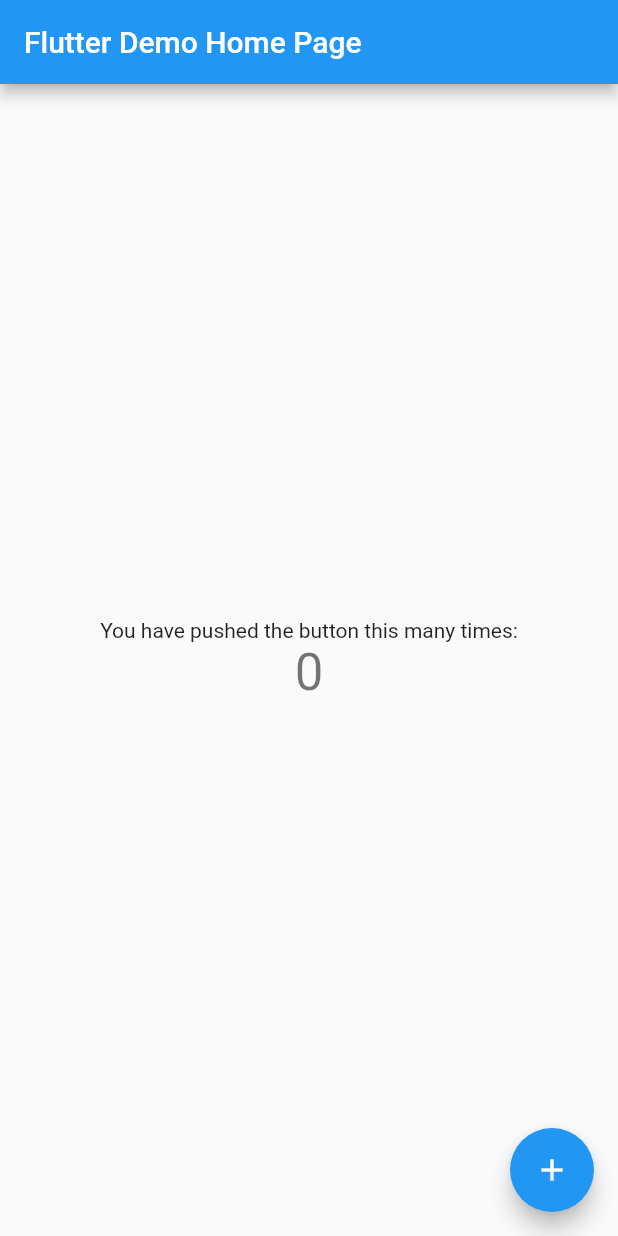
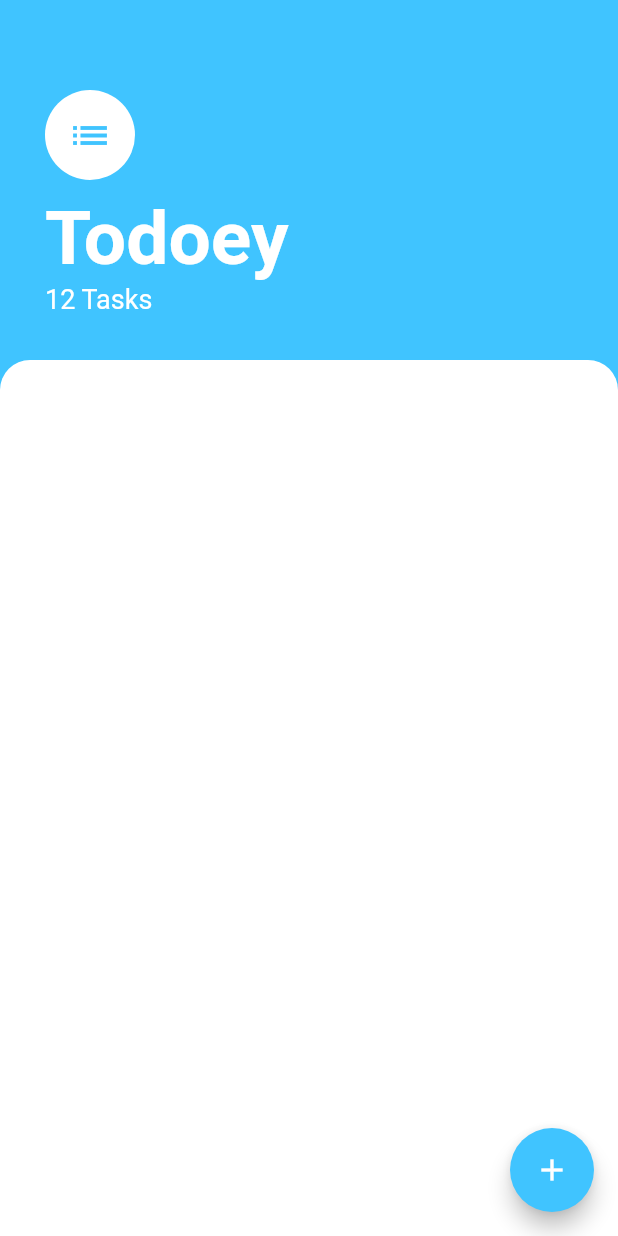
Before and after one commit to keigo194547/Flutter_State_Management, a Flutter app: the screen it shows after launch, on a phone screen of 412 x 824 dp. Run offline on Flutter 3.47's test engine with Material 2 defaults, Android fonts, the phone set to English and light mode, and no system bars.

Commit message:
アプリのデザイン

```diff
--- a/lib/main.dart
+++ b/lib/main.dart
@@ -1,4 +1,5 @@
 import 'package:flutter/material.dart';
+import 'package:flutter_state_management/screens/task_screen.dart';
 
 void main() {
   runApp(MyApp());
@@ -9,105 +10,7 @@
   @override
   Widget build(BuildContext context) {
     return MaterialApp(
-      title: 'Flutter Demo',
-      theme: ThemeData(
-        // This is the theme of your application.
-        //
-        // Try running your application with "flutter run". You'll see the
-        // application has a blue toolbar. Then, without quitting the app, try
-        // changing the primarySwatch below to Colors.green and then invoke
-        // "hot reload" (press "r" in the console where you ran "flutter run",
-        // or simply save your changes to "hot reload" in a Flutter IDE).
-        // Notice that the counter didn't reset back to zero; the application
-        // is not restarted.
-        primarySwatch: Colors.blue,
-      ),
-      home: MyHomePage(title: 'Flutter Demo Home Page'),
+      home: TasksScreen(),
     );
   }
 }
-
-class MyHomePage extends StatefulWidget {
-  MyHomePage({Key key, this.title}) : super(key: key);
-
-  // This widget is the home page of your application. It is stateful, meaning
-  // that it has a State object (defined below) that contains fields that affect
-  // how it looks.
-
-  // This class is the configuration for the state. It holds the values (in this
-  // case the title) provided by the parent (in this case the App widget) and
-  // used by the build method of the State. Fields in a Widget subclass are
-  // always marked "final".
-
-  final String title;
-
-  @override
-  _MyHomePageState createState() => _MyHomePageState();
-}
-
-class _MyHomePageState extends State<MyHomePage> {
-  int _counter = 0;
-
-  void _incrementCounter() {
-    setState(() {
-      // This call to setState tells the Flutter framework that something has
-      // changed in this State, which causes it to rerun the build method below
-      // so that the display can reflect the updated values. If we changed
-      // _counter without calling setState(), then the build method would not be
-      // called again, and so nothing would appear to happen.
-      _counter++;
-    });
-  }
-
-  @override
-  Widget build(BuildContext context) {
-    // This method is rerun every time setState is called, for instance as done
-    // by the _incrementCounter method above.
-    //
-    // The Flutter framework has been optimized to make rerunning build methods
-    // fast, so that you can just rebuild anything that needs updating rather
-    // than having to individually change instances of widgets.
-    return Scaffold(
-      appBar: AppBar(
-        // Here we take the value from the MyHomePage object that was created by
-        // the App.build method, and use it to set our appbar title.
-        title: Text(widget.title),
-      ),
-      body: Center(
-        // Center is a layout widget. It takes a single child and positions it
-        // in the middle of the parent.
-        child: Column(
-          // Column is also a layout widget. It takes a list of children and
-          // arranges them vertically. By default, it sizes itself to fit its
-          // children horizontally, and tries to be as tall as its parent.
-          //
-          // Invoke "debug painting" (press "p" in the console, choose the
-          // "Toggle Debug Paint" action from the Flutter Inspector in Android
-          // Studio, or the "Toggle Debug Paint" command in Visual Studio Code)
-          // to see the wireframe for each widget.
-          //
-          // Column has various properties to control how it sizes itself and
-          // how it positions its children. Here we use mainAxisAlignment to
-          // center the children vertically; the main axis here is the vertical
-          // axis because Columns are vertical (the cross axis would be
-          // horizontal).
-          mainAxisAlignment: MainAxisAlignment.center,
-          children: <Widget>[
-            Text(
-              'You have pushed the button this many times:',
-            ),
-            Text(
-              '$_counter',
-              style: Theme.of(context).textTheme.headline4,
-            ),
-          ],
-        ),
-      ),
-      floatingActionButton: FloatingActionButton(
-        onPressed: _incrementCounter,
-        tooltip: 'Increment',
-        child: Icon(Icons.add),
-      ), // This trailing comma makes auto-formatting nicer for build methods.
-    );
-  }
-}
--- /dev/null
+++ b/lib/screens/task_screen.dart
@@ -0,0 +1,66 @@
+import 'package:flutter/material.dart';
+
+class TasksScreen extends StatelessWidget{
+  @override
+  Widget build(BuildContext context) {
+    return Scaffold(
+      backgroundColor: Colors.lightBlueAccent,
+      floatingActionButton: FloatingActionButton(
+        backgroundColor: Colors.lightBlueAccent,
+        child: Icon(Icons.add),
+      ),
+      body:  Column(
+        crossAxisAlignment: CrossAxisAlignment.start,
+        children: [
+          Container(
+            padding: EdgeInsets.only(top: 60.0, left:  30.0, right: 30.0, bottom: 30.0),
+            child: Column(
+              crossAxisAlignment: CrossAxisAlignment.start,
+              children: <Widget>[
+                CircleAvatar(
+                    child: Icon(
+                      Icons.list,
+                      size: 30.0,
+                      color: Colors.lightBlueAccent,
+                    ),
+                backgroundColor: Colors.white,
+                radius: 30.0,),
+                SizedBox(
+                  height: 10.0,
+                ),
+                Text('Todoey',
+                style: TextStyle(
+                  color: Colors.white,
+                  fontSize: 50.0,
+                  fontWeight: FontWeight.w700,
+                ),
+                ),
+                Text(
+                  '12 Tasks',
+                  style: TextStyle(
+                    color: Colors.white,
+                    fontSize: 18.0,
+                  ),
+                ),
+
+              ],
+            ),
+
+          ),
+          Expanded(
+            child: Container(
+              decoration: BoxDecoration(
+                  color: Colors.white,
+                  borderRadius: BorderRadius.only(
+                    topLeft: Radius.circular(20.0),
+                    topRight: Radius.circular(20.0),)
+              ),
+            ),
+          )
+        ],
+      ),
+
+
+    );
+  }
+}
```
